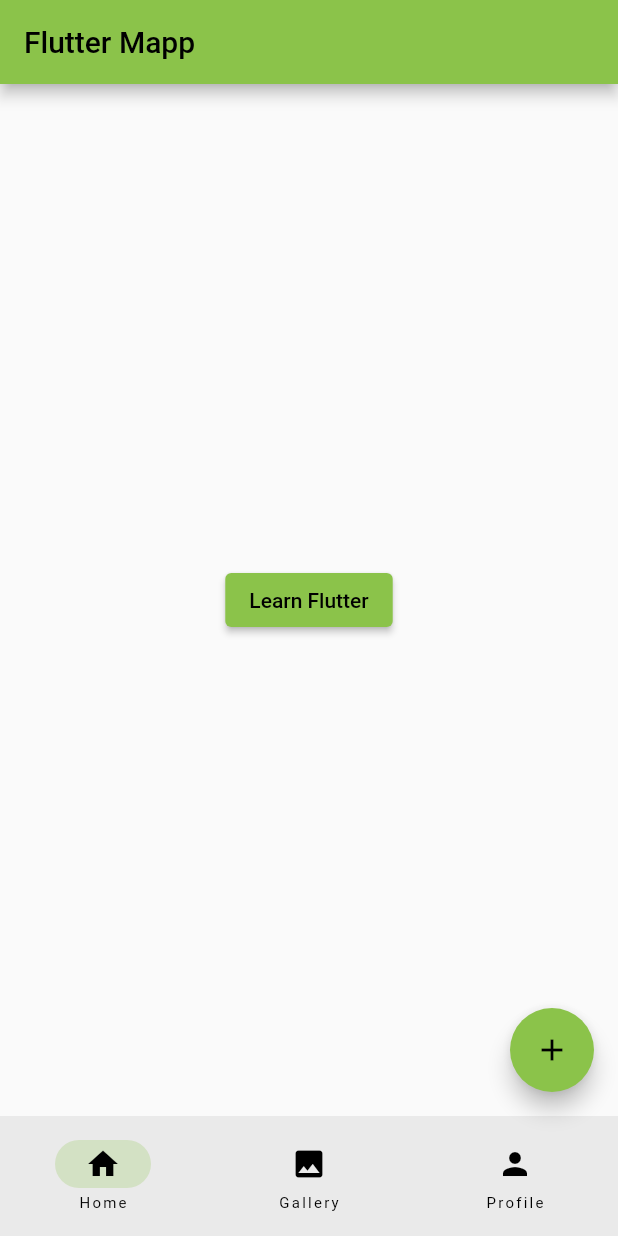
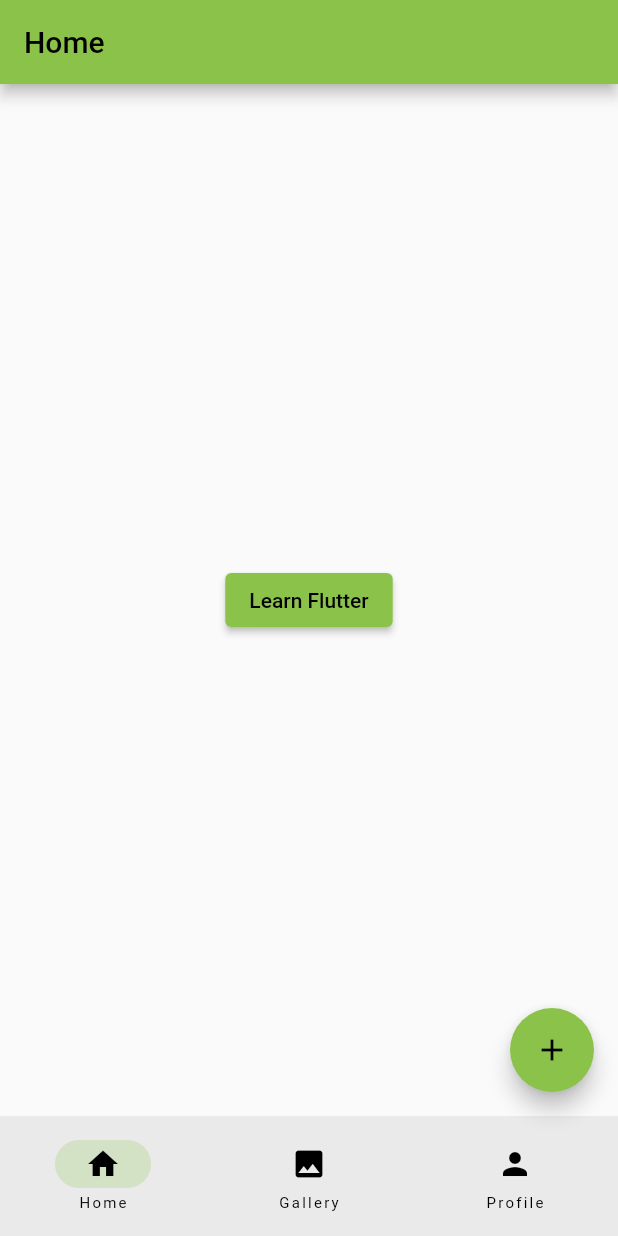
Before and after one commit to gogamid/flutter-mapp-1h, a Flutter app: the screen it shows after launch, on a phone screen of 412 x 824 dp. Run offline on Flutter 3.47's test engine with Material 2 defaults, Android fonts, the phone set to English and light mode, and no system bars.

Commit message:
feat: make app bar per each page of navigation bottom

```diff
--- a/lib/home_page.dart
+++ b/lib/home_page.dart
@@ -6,13 +6,16 @@ class HomePage extends StatelessWidget {
 
   @override
   Widget build(BuildContext context) {
-    return Center(
+    return Scaffold(
+      appBar: AppBar(title: const Text('Home')),
+      body: Center(
         child: ElevatedButton(
             onPressed: () {
               Navigator.of(context).push(MaterialPageRoute(
                   builder: (context) => const LearnFlutterPage()));
             },
             child: const Text('Learn Flutter')),
+      ),
     );
   }
 }
--- a/lib/learn_flutter_page.dart
+++ b/lib/learn_flutter_page.dart
@@ -34,7 +34,7 @@ class _LearnFlutterPageState extends State<LearnFlutterPage> {
         ),
         body: SingleChildScrollView(
           child: Column(children: [
-            Image.asset('images/flutter.png'),
+            Image.asset('images/image2.jpg'),
             const SizedBox(
               height: 30,
             ), //just box to take space
--- a/lib/main.dart
+++ b/lib/main.dart
@@ -32,33 +32,13 @@ class _RootPageState extends State<RootPage> {
   bool isGrid = true;
   List<Widget> pages = const <Widget>[
     HomePage(),
-    GalleryPage(isGrid: true),
+    GalleryPage(),
     ProfilePage(),
   ];
 
   @override
   Widget build(BuildContext context) {
     return Scaffold(
-      appBar: AppBar(
-        title: const Text('Flutter Mapp'),
-        actions: currentPage == 1
-            ? [
-                IconButton(
-                  icon: const Icon(Icons.list),
-                  onPressed: () {
-                    setState(() {
-                      isGrid = !isGrid;
-                      pages = <Widget>[
-                        const HomePage(),
-                        GalleryPage(isGrid: isGrid),
-                        const ProfilePage(),
-                      ];
-                    });
-                  },
-                ),
-              ]
-            : [],
-      ),
       body: pages[currentPage],
       floatingActionButton: FloatingActionButton(
         onPressed: () {
```
Also changed, not shown: lib/gallery_page.dart (+17 -6 lines), lib/profile_page.dart (+5 -2 lines). Lines whose indentation alone changed are shown as unchanged.
